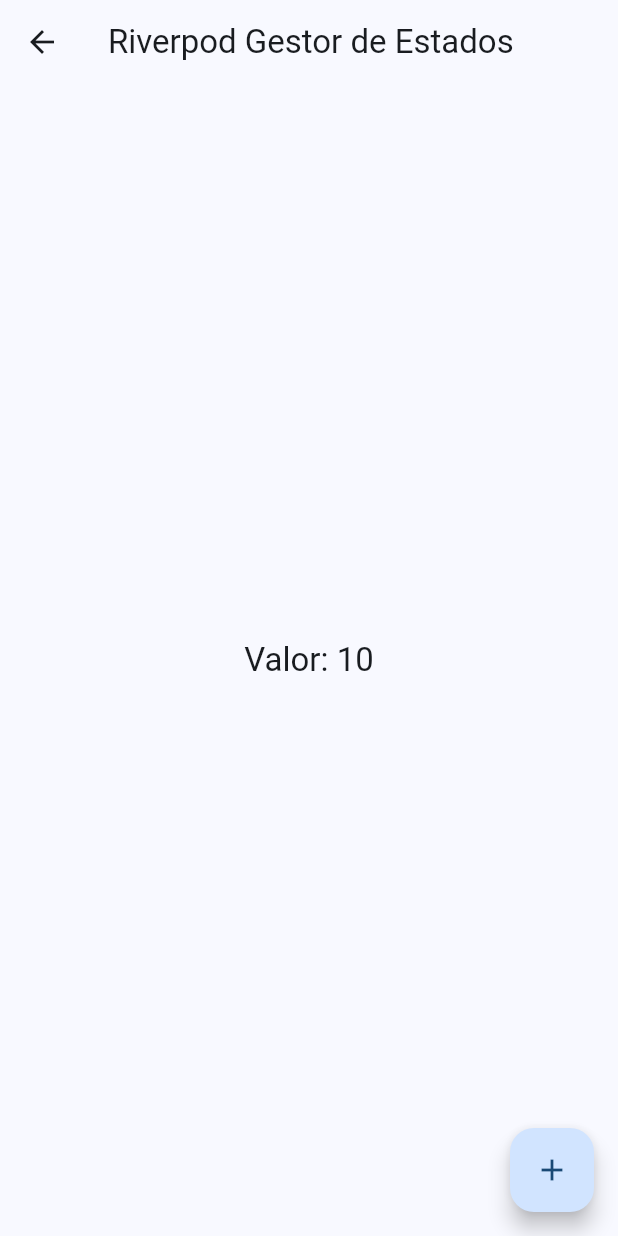
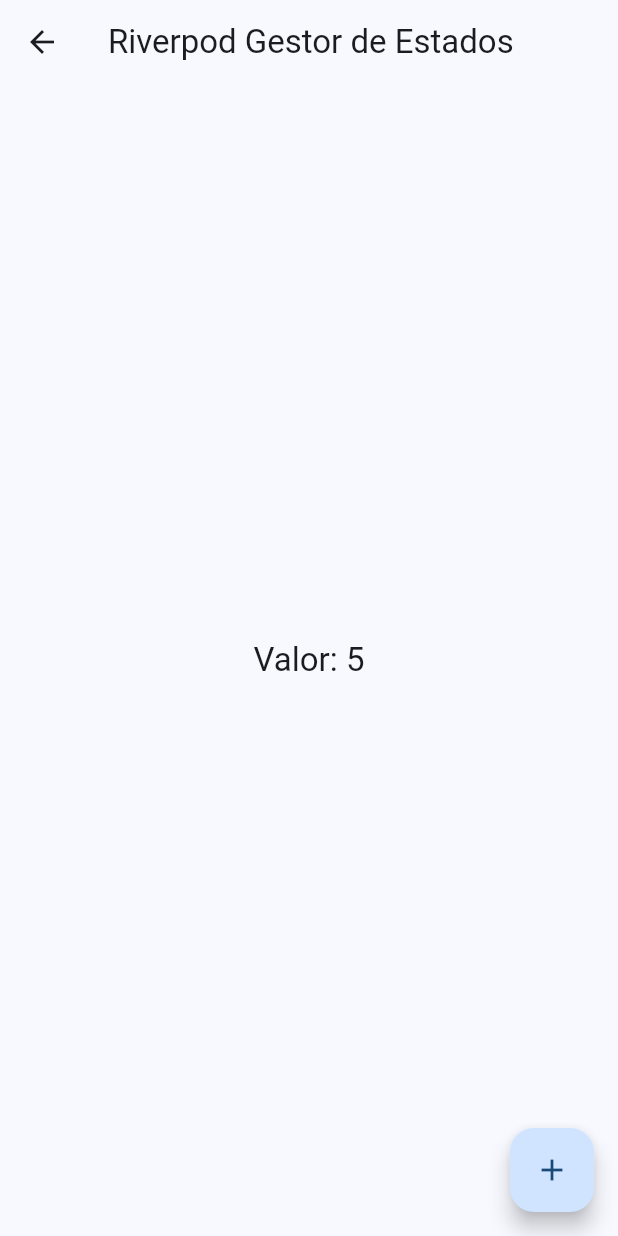
Before and after one commit to DiegoHCH/Widgets-App, a Flutter app: the screen it shows after launch, after a tap on "Riverpod", on a phone screen of 412 x 824 dp. Run offline on Flutter 3.47's test engine with Material 2 defaults, Android fonts, the phone set to English and light mode, and no system bars; our stand-ins replace animate_do, flutter_riverpod, go_router.

Commit message:
Implementacion de paquete flutter_riverpod y creacion de provider

```diff
--- a/lib/main.dart
+++ b/lib/main.dart
@@ -1,9 +1,14 @@
 import 'package:flutter/material.dart';
+import 'package:flutter_riverpod/flutter_riverpod.dart';
 import 'package:widgets_app/config/router/app_router.dart';
 import 'package:widgets_app/config/theme/app_theme.dart';
 
 void main() {
-   runApp(const MyApp());
+  runApp(
+    const ProviderScope(
+      child: MyApp()
+    )
+  );
 }
 
 class MyApp extends StatelessWidget {
--- /dev/null
+++ b/lib/presentation/providers/counter_provider.dart
@@ -0,0 +1,5 @@
+
+
+import 'package:flutter_riverpod/flutter_riverpod.dart';
+
+final counterProvider = StateProvider((ref) => 5);
--- a/lib/presentation/screens/counter/counter_screen.dart
+++ b/lib/presentation/screens/counter/counter_screen.dart
@@ -1,19 +1,24 @@
 import 'package:flutter/material.dart';
+import 'package:flutter_riverpod/flutter_riverpod.dart';
+import 'package:widgets_app/presentation/providers/counter_provider.dart';
 
-class CounterScreen extends StatelessWidget {
+class CounterScreen extends ConsumerWidget {
 
   static const name = 'riverpod';
 
   const CounterScreen({super.key});
 
   @override
-  Widget build(BuildContext context) {
+  Widget build(BuildContext context, WidgetRef ref) {
+
+    final int clickCounter = ref.watch(counterProvider);
+
     return Scaffold(
       appBar: AppBar(
         title: const Text('Riverpod Gestor de Estados'),
       ),
       body: Center(
-        child: Text('Valor: 10', style: Theme.of(context).textTheme.titleLarge,),
+        child: Text('Valor: $clickCounter', style: Theme.of(context).textTheme.titleLarge,),
       ),
       floatingActionButton: FloatingActionButton(
         onPressed: (){},
--- a/pubspec.yaml
+++ b/pubspec.yaml
@@ -32,6 +32,7 @@ dependencies:
   cupertino_icons: ^1.0.2
   flutter:
     sdk: flutter
+  flutter_riverpod: ^2.3.6
   go_router: ^6.5.8
 
 dev_dependencies:
```
Also changed, not shown: pubspec.lock.
